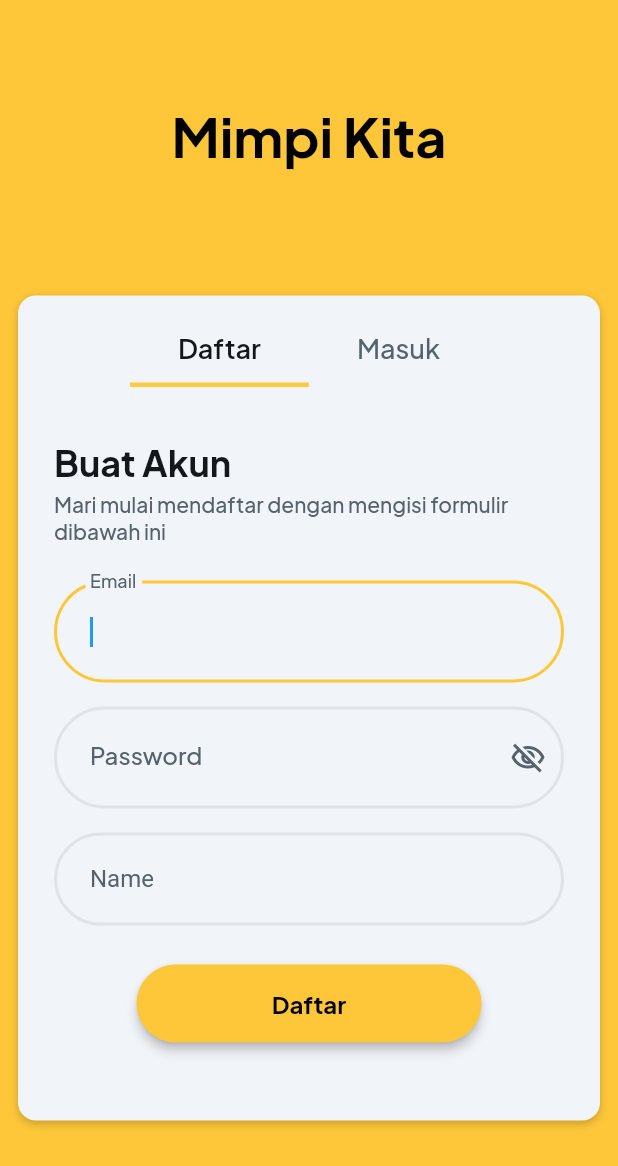
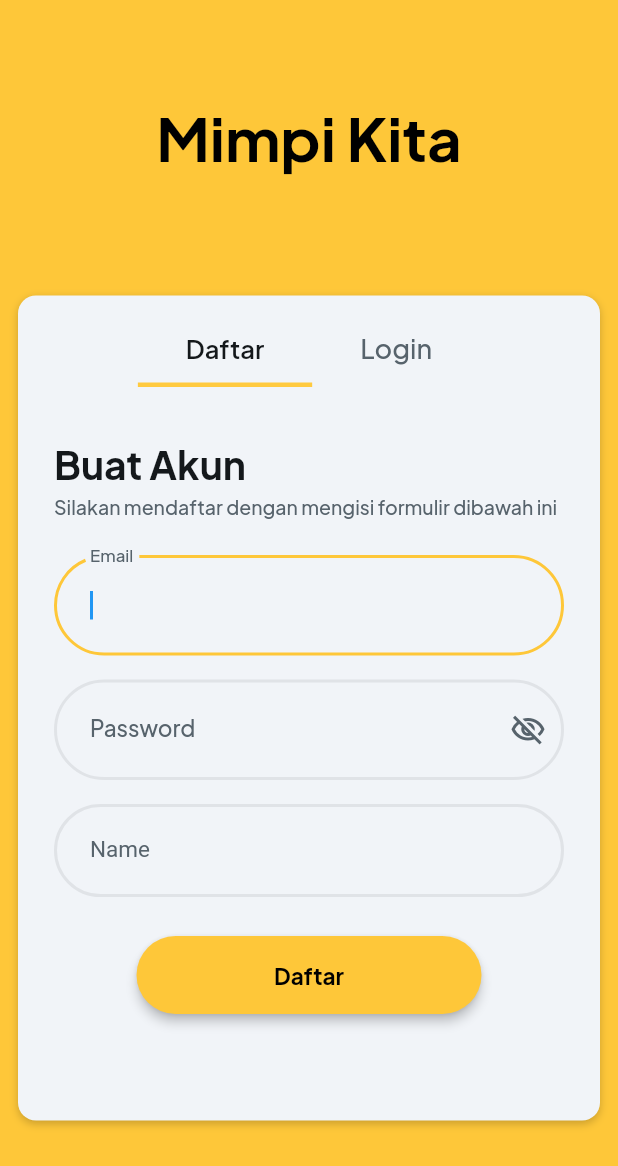
Before and after one commit to ngodeing/mimpi_kita, a Flutter app: the screen it shows after launch, on a phone screen of 412 x 824 dp. Shown: the top 1166 px of the screen. Run offline on Flutter 3.47's test engine with Material 3 defaults, Android fonts, the phone set to English and light mode, and no system bars; drawn by our look-alikes of auto_size_text, flutter_animate; our stand-ins replace cloud_firestore, dropdown_button2, file_picker, firebase_auth, firebase_core, firebase_storage and 14 more; missing offline and left inert: json_path, mime_type; accounts and stored records are empty; Roboto replaces fonts that are missing (Readex Pro).

Commit message:
editpageauth2

```diff
--- a/lib/auth2/auth2_widget.dart
+++ b/lib/auth2/auth2_widget.dart
@@ -162,7 +162,7 @@ class _Auth2WidgetState extends State<Auth2Widget>
                       style: FlutterFlowTheme.of(context).displaySmall.override(
                             fontFamily: 'Plus Jakarta Sans',
                             color: Colors.black,
-                            fontSize: 36.0,
+                            fontSize: 40.0,
                             letterSpacing: 0.0,
                             fontWeight: FontWeight.bold,
                           ),
@@ -221,7 +221,7 @@ class _Auth2WidgetState extends State<Auth2Widget>
                                         .override(
                                           fontFamily: 'Plus Jakarta Sans',
                                           color: Colors.white,
-                                          fontSize: 18.0,
+                                          fontSize: 17.0,
                                           letterSpacing: 0.0,
                                           fontWeight: FontWeight.w600,
                                         ),
@@ -242,7 +242,7 @@ class _Auth2WidgetState extends State<Auth2Widget>
                                         text: 'Daftar',
                                       ),
                                       Tab(
-                                        text: 'Masuk',
+                                        text: 'Login',
                                       ),
                                     ],
                                     controller: _model.tabBarController,
@@ -291,7 +291,7 @@ class _Auth2WidgetState extends State<Auth2Widget>
                                                           color: FlutterFlowTheme
                                                                   .of(context)
                                                               .primaryText,
-                                                          fontSize: 24.0,
+                                                          fontSize: 26.0,
                                                           letterSpacing: 0.0,
                                                           fontWeight:
                                                               FontWeight.bold,
@@ -302,7 +302,7 @@ class _Auth2WidgetState extends State<Auth2Widget>
                                                     .fromSTEB(
                                                         0.0, 4.0, 0.0, 24.0),
                                                 child: Text(
-                                                  'Mari mulai mendaftar dengan mengisi formulir dibawah ini',
+                                                  'Silakan mendaftar dengan mengisi formulir dibawah ini',
                                                   textAlign: TextAlign.start,
                                                   style: FlutterFlowTheme.of(
                                                           context)
@@ -312,7 +312,7 @@ class _Auth2WidgetState extends State<Auth2Widget>
                                                             'Plus Jakarta Sans',
                                                         color:
                                                             Color(0xFF57636C),
-                                                        fontSize: 14.0,
+                                                        fontSize: 13.0,
                                                         letterSpacing: 0.0,
                                                         fontWeight:
                                                             FontWeight.w500,
@@ -346,7 +346,7 @@ class _Auth2WidgetState extends State<Auth2Widget>
                                                                     'Plus Jakarta Sans',
                                                                 color: Color(
                                                                     0xFF57636C),
-                                                                fontSize: 16.0,
+                                                                fontSize: 15.0,
                                                                 letterSpacing:
                                                                     0.0,
                                                                 fontWeight:
@@ -414,7 +414,7 @@ class _Auth2WidgetState extends State<Auth2Widget>
                                                           color: FlutterFlowTheme
                                                                   .of(context)
                                                               .primaryText,
-                                                          fontSize: 16.0,
+                                                          fontSize: 15.0,
                                                           letterSpacing: 0.0,
                                                           fontWeight:
                                                               FontWeight.w500,
@@ -455,7 +455,7 @@ class _Auth2WidgetState extends State<Auth2Widget>
                                                                     'Plus Jakarta Sans',
                                                                 color: Color(
                                                                     0xFF57636C),
-                                                                fontSize: 16.0,
+                                                                fontSize: 15.0,
                                                                 letterSpacing:
                                                                     0.0,
                                                                 fontWeight:
@@ -544,7 +544,7 @@ class _Auth2WidgetState extends State<Auth2Widget>
                                                           color: FlutterFlowTheme
                                                                   .of(context)
                                                               .primaryText,
-                                                          fontSize: 16.0,
+                                                          fontSize: 15.0,
                                                           letterSpacing: 0.0,
                                                           fontWeight:
                                                               FontWeight.w500,
@@ -579,7 +579,7 @@ class _Auth2WidgetState extends State<Auth2Widget>
                                                                     'Readex Pro',
                                                                 color: Color(
                                                                     0xFF57636C),
-                                                                fontSize: 16.0,
+                                                                fontSize: 15.0,
                                                                 letterSpacing:
                                                                     0.0,
                                                               ),
@@ -732,7 +732,7 @@ class _Auth2WidgetState extends State<Auth2Widget>
                                                                     'Plus Jakarta Sans',
                                                                 color: Colors
                                                                     .black,
-                                                                fontSize: 16.0,
+                                                                fontSize: 15.0,
                                                                 letterSpacing:
                                                                     0.0,
                                                                 fontWeight:
@@ -795,7 +795,7 @@ class _Auth2WidgetState extends State<Auth2Widget>
                                                             FlutterFlowTheme.of(
                                                                     context)
                                                                 .primaryText,
-                                                        fontSize: 24.0,
+                                                        fontSize: 26.0,
                                                         letterSpacing: 0.0,
                                                         fontWeight:
                                                             FontWeight.bold,
@@ -806,7 +806,7 @@ class _Auth2WidgetState extends State<Auth2Widget>
                                                       .fromSTEB(
                                                           0.0, 4.0, 0.0, 24.0),
                                                   child: Text(
-                                                    'Isi informasi berikut untuk masuk ke akun anda',
+                                                    'Isi informasi berikut untuk login ke akun anda',
                                                     textAlign: TextAlign.start,
                                                     style: FlutterFlowTheme.of(
                                                             context)
@@ -816,7 +816,7 @@ class _Auth2WidgetState extends State<Auth2Widget>
                                                               'Plus Jakarta Sans',
                                                           color:
                                                               Color(0xFF57636C),
-                                                          fontSize: 14.0,
+                                                          fontSize: 13.0,
                                                           letterSpacing: 0.0,
                                                           fontWeight:
                                                               FontWeight.w500,
@@ -852,7 +852,7 @@ class _Auth2WidgetState extends State<Auth2Widget>
                                                                   color: Color(
                                                                       0xFF57636C),
                                                                   fontSize:
-                                                                      16.0,
+                                                                      15.0,
                                                                   letterSpacing:
                                                                       0.0,
                                                                   fontWeight:
@@ -933,7 +933,7 @@ class _Auth2WidgetState extends State<Auth2Widget>
                                                             color: FlutterFlowTheme
                                                                     .of(context)
                                                                 .primaryText,
-                                                            fontSize: 16.0,
+                                                            fontSize: 15.0,
                                                             letterSpacing: 0.0,
                                                             fontWeight:
                                                                 FontWeight.w500,
@@ -977,7 +977,7 @@ class _Auth2WidgetState extends State<Auth2Widget>
                                                                   color: Color(
                                                                       0xFF57636C),
                                                                   fontSize:
-                                                                      16.0,
+                                                                      15.0,
                                                                   letterSpacing:
                                                                       0.0,
                                                                   fontWeight:
@@ -1079,7 +1079,7 @@ class _Auth2WidgetState extends State<Auth2Widget>
                                                             color: FlutterFlowTheme
                                                                     .of(context)
                                                                 .primaryText,
-                                                            fontSize: 16.0,
+                                                            fontSize: 15.0,
                                                             letterSpacing: 0.0,
                                                             fontWeight:
                                                                 FontWeight.w500,
@@ -1123,7 +1123,7 @@ class _Auth2WidgetState extends State<Auth2Widget>
                                                             'HomePage',
                                                             context.mounted);
                                                       },
-                                                      text: 'Masuk',
+                                                      text: 'Login',
                                                       options: FFButtonOptions(
                                                         width: 230.0,
                                                         height: 52.0,
@@ -1153,7 +1153,7 @@ class _Auth2WidgetState extends State<Auth2Widget>
                                                                   color: Colors
                                                                       .black,
                                                                   fontSize:
-                                                                      16.0,
+                                                                      15.0,
                                                                   letterSpacing:
                                                                       0.0,
                                                                   fontWeight:
```
